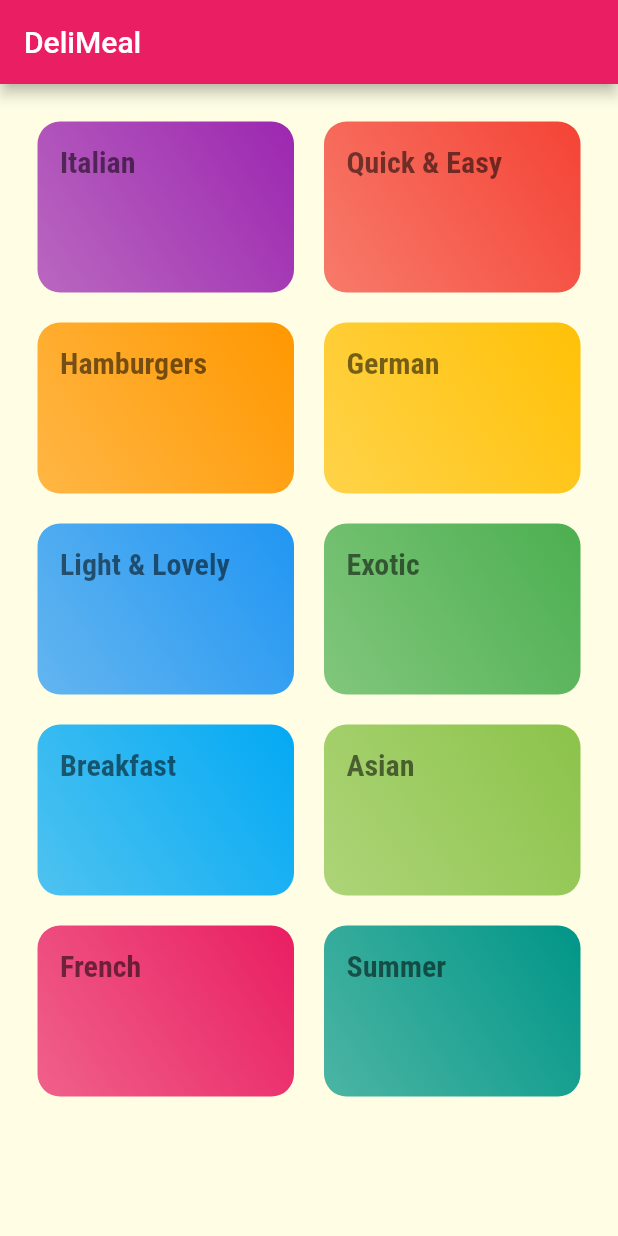
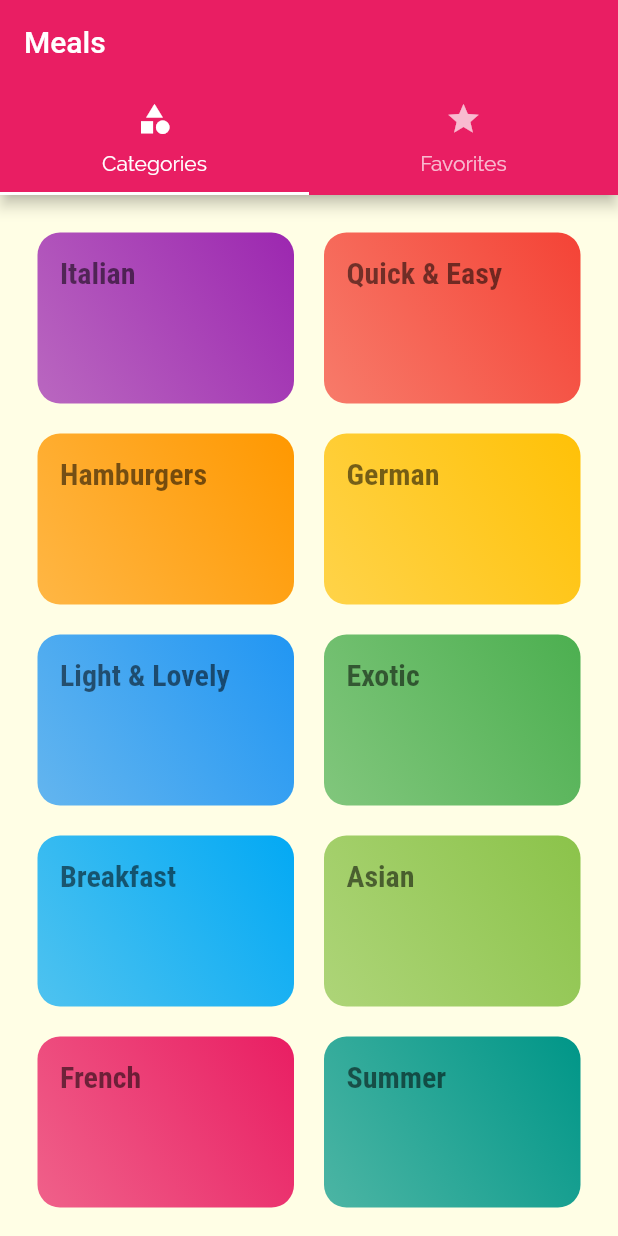
Before and after one commit to khakestari/meals_app, a Flutter app: the screen it shows after launch, on a phone screen of 412 x 824 dp. Run offline on Flutter 3.47's test engine with Material 2 defaults, Android fonts, the phone set to English and light mode, and no system bars.

Commit message:
Categories & Favorites tabs add bottom of appbar

```diff
--- a/lib/main.dart
+++ b/lib/main.dart
@@ -1,6 +1,7 @@
 import 'package:flutter/material.dart';
 
 
+import './screens/tabs_screen.dart';
 import './screens/meal_detail_screen.dart';
 import './screens/category_meals_screeen.dart';
 import './screens/categories_screen.dart';
@@ -32,7 +33,7 @@ class MyApp extends StatelessWidget {
       // home: CategoriesScreen(),
       initialRoute: '/',
       routes: {
-        '/': (ctx) => CategoriesScreen(), //home
+        '/': (ctx) => TebsScreen(), //home
         CategoryMealsScreen.routName: (ctx) => CategoryMealsScreen(),
         MealDetailScreen.routName: (ctx) => MealDetailScreen(),
       },
--- a/lib/screens/categories_screen.dart
+++ b/lib/screens/categories_screen.dart
@@ -6,9 +6,8 @@ import '../widgets/category_item.dart';
 class CategoriesScreen extends StatelessWidget {
   @override
   Widget build(BuildContext context) {
-    return Scaffold(
-      appBar: AppBar(title: const Text('DeliMeal')),
-      body: GridView(
+    return Container(
+      child: GridView(
         padding: const EdgeInsets.all(25),
         children: DUMMY_CATEGORIES
             .map((catData) =>
--- /dev/null
+++ b/lib/screens/favorites_screen.dart
@@ -0,0 +1,12 @@
+import 'package:flutter/material.dart';
+
+class FavoritesScreen extends StatelessWidget {
+  const FavoritesScreen({super.key});
+
+  @override
+  Widget build(BuildContext context) {
+    return Center(
+      child: Text('data'),
+    );
+  }
+}
--- a/lib/screens/meal_detail_screen.dart
+++ b/lib/screens/meal_detail_screen.dart
@@ -74,7 +74,7 @@ class MealDetailScreen extends StatelessWidget {
                             ),
                             title: Text(selectedMeal.steps[index]),
                           ),
-                          Divider()
+                          const Divider()
                         ],
                       ))))
             ],
--- /dev/null
+++ b/lib/screens/tabs_screen.dart
@@ -0,0 +1,37 @@
+import 'package:flutter/material.dart';
+import './favorites_screen.dart';
+import './categories_screen.dart';
+
+class TebsScreen extends StatefulWidget {
+  const TebsScreen({super.key});
+
+  @override
+  State<TebsScreen> createState() => _TebsScreenState();
+}
+
+class _TebsScreenState extends State<TebsScreen> {
+  @override
+  Widget build(BuildContext context) {
+    return DefaultTabController(
+      initialIndex: 0,
+      length: 2,
+      child: Scaffold(
+        appBar: AppBar(
+          title: const Text(
+            'Meals',
+          ),
+          bottom: const TabBar(tabs: <Widget>[
+            Tab(icon: Icon(Icons.category), text: 'Categories'),
+            Tab(
+              icon: Icon(Icons.star),
+              text: 'Favorites',
+            )
+          ]),
+        ),
+        body: TabBarView(
+          children: [CategoriesScreen(), FavoritesScreen()],
+        ),
+      ),
+    );
+  }
+}
```
